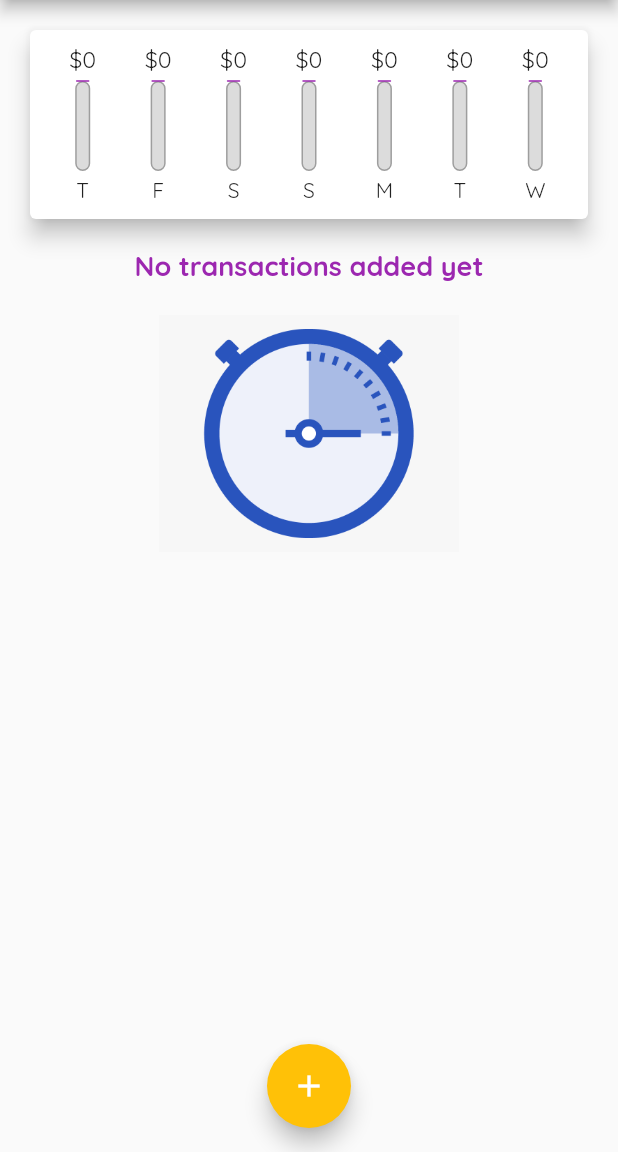
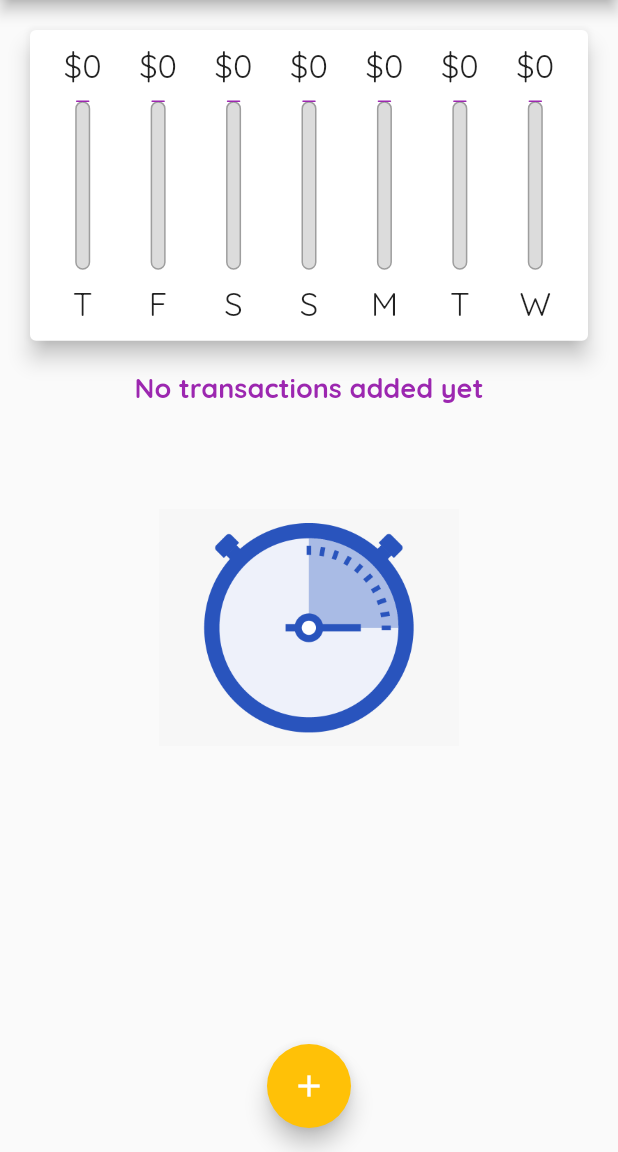
Before and after one commit to MFarouk72/expense_planner, a Flutter app: the screen it shows after launch, on a phone screen of 412 x 824 dp, the part 84-1236 px from its top. Run offline on Flutter 3.47's test engine with Material 2 defaults, Android fonts, the phone set to English and light mode, and no system bars.

Commit message:
finish module

```diff
--- a/lib/main.dart
+++ b/lib/main.dart
@@ -2,10 +2,19 @@ import 'package:expense_planner/models/transaction.dart';
 import 'package:expense_planner/widgets/chart.dart';
 import 'package:expense_planner/widgets/new_transaction.dart';
 import 'package:expense_planner/widgets/transaction_list.dart';
-import 'package:flutter/cupertino.dart';
 import 'package:flutter/material.dart';
+import 'package:flutter/services.dart';
 
 void main() {
+
+ /*
+ // to disable rotation
+ WidgetsFlutterBinding.ensureInitialized();
+  SystemChrome.setPreferredOrientations([
+    DeviceOrientation.portraitUp,
+    DeviceOrientation.portraitDown,
+  ]);
+  */
   runApp(const MyApp());
 }
 
@@ -70,7 +79,7 @@ class _MyHomePageState extends State<MyHomePage> {
     //   date: DateTime.now(),
     // ),
   ];
-
+  bool _showChart = false;
   List<Transaction> get recentTransaction {
     return _userTransactions.where((element) {
       return element.date.isAfter(
@@ -102,13 +111,17 @@ class _MyHomePageState extends State<MyHomePage> {
   }
 
   void _deleteTransaction(String id) {
-    _userTransactions.removeWhere((transaction) {
-      return transaction.id == id;
+    setState(() {
+      _userTransactions.removeWhere((transaction) {
+        return transaction.id == id;
+      });
     });
   }
 
   @override
   Widget build(BuildContext context) {
+    final mediaQuery = MediaQuery.of(context);
+    final isLandScape= mediaQuery.orientation == Orientation.landscape;
     return Scaffold(
       appBar: AppBar(
         backgroundColor: Theme.of(context).primaryColor,
@@ -125,11 +138,31 @@ class _MyHomePageState extends State<MyHomePage> {
       body: SingleChildScrollView(
         child: Column(
           children: [
-            Chart(recentTransaction: recentTransaction),
-            TransactionList(
-              transactions: _userTransactions,
-              deleteTransaction: _deleteTransaction,
+            if(isLandScape) Row(
+              mainAxisAlignment: MainAxisAlignment.center,
+              children: [
+               const Text("Show Chart"),
+                Switch(value: _showChart, onChanged: (value){
+                  setState(() {
+                    _showChart = value;
+                  });
+                })
+              ],
             ),
+            if(!isLandScape) Column(
+              children: [
+                SizedBox(
+                    height: mediaQuery.size.height * 0.3,
+                    child: Chart(recentTransaction: recentTransaction)),
+                txtList(mediaQuery),
+              ],
+            ),
+            if(isLandScape)
+            _showChart? SizedBox(
+                height: mediaQuery.size.height * 0.6,
+                child: Chart(recentTransaction: recentTransaction))
+            :
+            txtList(mediaQuery),
           ],
         ),
       ),
@@ -142,4 +175,14 @@ class _MyHomePageState extends State<MyHomePage> {
       ),
     );
   }
+
+  Widget txtList(var mediaQuery){
+    return SizedBox(
+      height: mediaQuery.size.height * 0.6,
+      child: TransactionList(
+        transactions: _userTransactions,
+        deleteTransaction: _deleteTransaction,
+      ),
+    );
+  }
 }
--- a/lib/widgets/chart_bar.dart
+++ b/lib/widgets/chart_bar.dart
@@ -14,19 +14,20 @@ class ChartBar extends StatelessWidget {
 
   @override
   Widget build(BuildContext context) {
+    return LayoutBuilder(builder: (context, constraints) {
       return Column(
         children: [
-        Container(
-          height: 20,
+          SizedBox(
+            height: constraints.maxHeight * .15,
             child: FittedBox(
               child: Text('\$${spendingAmount.toStringAsFixed(0)}'),
             ),
           ),
-        const SizedBox(
-          height: 4,
+          SizedBox(
+            height: constraints.maxHeight * .05,
           ),
           SizedBox(
-          height: 60,
+            height: constraints.maxHeight * .6,
             width: 10,
             child: Stack(
               children: [
@@ -50,11 +51,17 @@ class ChartBar extends StatelessWidget {
               ],
             ),
           ),
-        const SizedBox(
-          height: 4,
+          SizedBox(
+            height: constraints.maxHeight * .05,
           ),
-        Text(label),
+          SizedBox(
+            height: constraints.maxHeight * .15,
+            child: FittedBox(
+              child: Text(label),
+            ),
+          ),
         ],
       );
+    });
   }
 }
--- a/lib/widgets/new_transaction.dart
+++ b/lib/widgets/new_transaction.dart
@@ -46,9 +46,10 @@ class _NewTransactionState extends State<NewTransaction> {
 
   @override
   Widget build(BuildContext context) {
-    return Card(
+    return SingleChildScrollView(
+      child: Card(
         child: Container(
-        padding: const EdgeInsets.all(10),
+          padding: EdgeInsets.only(top: 10, left: 10 ,right: 10 , bottom: MediaQuery.of(context).viewInsets.bottom + 10),
           child: Column(
             crossAxisAlignment: CrossAxisAlignment.end,
             children: [
@@ -89,6 +90,7 @@ class _NewTransactionState extends State<NewTransaction> {
             ],
           ),
         ),
+      ),
     );
   }
 }
--- a/lib/widgets/transaction_list.dart
+++ b/lib/widgets/transaction_list.dart
@@ -11,21 +11,21 @@ class TransactionList extends StatelessWidget {
 
   @override
   Widget build(BuildContext context) {
-    return SizedBox(
-      height: 450,
-      child: transactions.isEmpty
-          ? Column(
+    return transactions.isEmpty
+        ? LayoutBuilder(builder: (context, constraints) {
+          return Column(
             children: [
               Text(
                 'No transactions added yet',
                 style: Theme.of(context).textTheme.headline1,
               ),
               SizedBox(
-                    height: 200,
+                  height: constraints.maxHeight * .6,
                   width: 200,
                   child: Image.asset('assets/images/waiting.png')),
             ],
-            )
+          );
+        })
         : ListView.builder(
             itemCount: transactions.length,
             itemBuilder: (BuildContext context, int index) {
@@ -70,7 +70,6 @@ class TransactionList extends StatelessWidget {
                 ),
               );
             },
-            ),
           );
   }
 }
```
Lines whose indentation alone changed are shown as unchanged.
